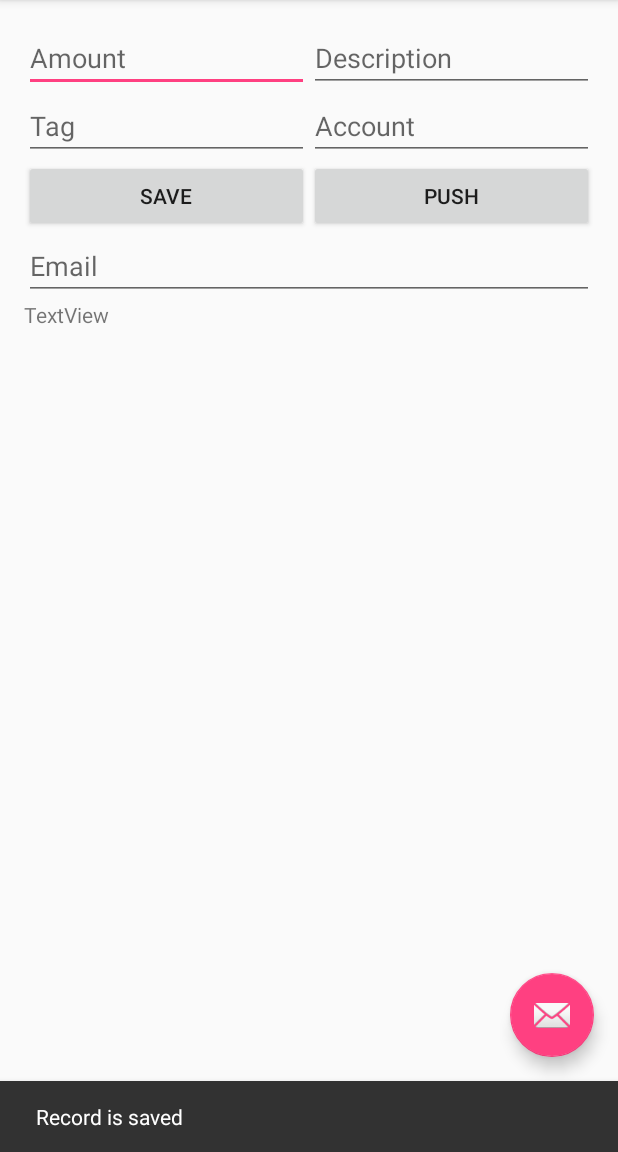
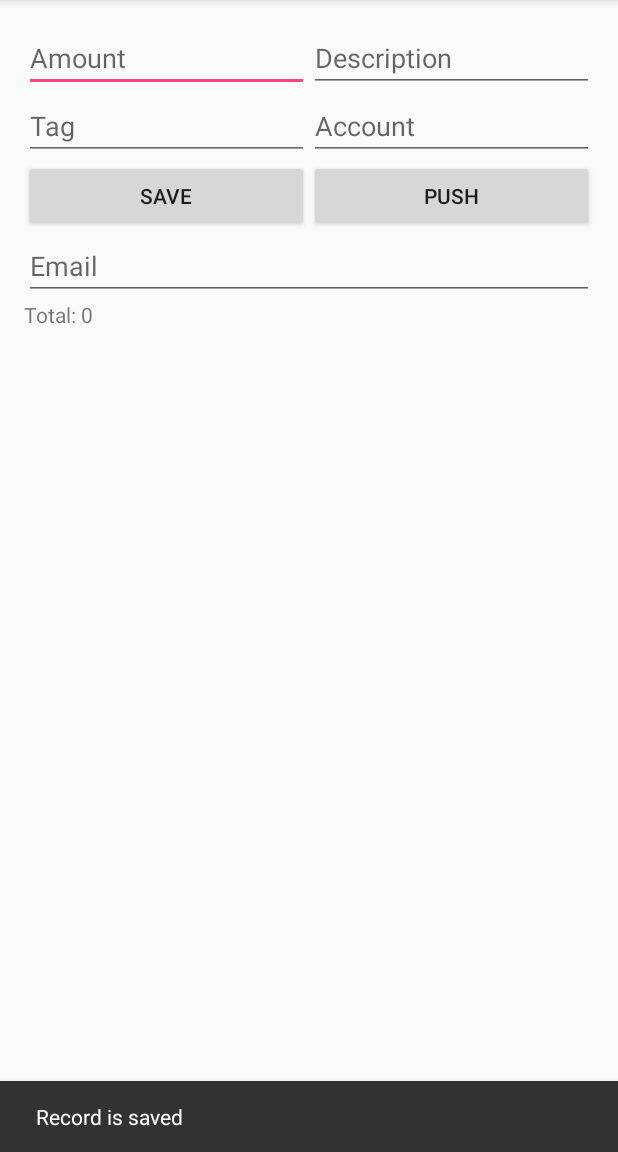
Before and after one commit to iutinvg/buxoff, an Android app: the screen it shows after launch (MainActivity), after a tap on "SAVE", on a phone screen of 412 x 824 dp, the part 84-1236 px from its top. Run offline under Robolectric (Android 15) with nearby library versions, the light colour scheme and no system bars; 6 statements that could not run were skipped.

Commit message:
using of view-helpers in android

```diff
--- a/android/app/src/main/java/com/sevencrayons/buxoff/Buxoff.java
+++ b/android/app/src/main/java/com/sevencrayons/buxoff/Buxoff.java
@@ -6,6 +6,8 @@ public class Buxoff {
     public native String push(String amount, String desc, String tag, String account);
     public native int count();
     public native String subject();
+    public native boolean enableAdd(String amount, String account);
+    public native boolean enablePush(int records_count);
 
     static {
         System.loadLibrary("buxoff");
--- a/android/app/src/main/java/com/sevencrayons/buxoff/MainActivity.java
+++ b/android/app/src/main/java/com/sevencrayons/buxoff/MainActivity.java
@@ -7,6 +7,8 @@ import android.support.design.widget.FloatingActionButton;
 import android.support.design.widget.Snackbar;
 import android.support.v7.app.AppCompatActivity;
 import android.support.v7.widget.Toolbar;
+import android.text.Editable;
+import android.text.TextWatcher;
 import android.view.Menu;
 import android.view.MenuItem;
 import android.view.View;
@@ -34,8 +36,10 @@ public class MainActivity extends AppCompatActivity {
         super.onCreate(savedInstanceState);
         initBuxoff();
         initViews();
-        initFab();
         initButtons();
+        initEditTexts();
+
+        updateUI();
     }
 
     private void initBuxoff() {
@@ -52,22 +56,31 @@ public class MainActivity extends AppCompatActivity {
         textDescription = (EditText) findViewById(R.id.textDescription);
         textTag = (EditText) findViewById(R.id.textTags);
         textAccount = (EditText) findViewById(R.id.textAccount);
+        buttonAdd = (Button) findViewById(R.id.buttonSave);
+        buttonPush = (Button) findViewById(R.id.buttonPush);
     }
 
-    private void initFab() {
-        FloatingActionButton fab = (FloatingActionButton) findViewById(R.id.fab);
-        fab.setOnClickListener(new View.OnClickListener() {
+    private void initEditTexts() {
+        List<EditText> l = Arrays.asList(textAmount, textDescription, textTag, textAccount);
+        TextWatcher tw = new TextWatcher() {
             @Override
-            public void onClick(View view) {
-                add(view);
+            public void beforeTextChanged(CharSequence charSequence, int i, int i1, int i2) {}
+
+            @Override
+            public void onTextChanged(CharSequence charSequence, int i, int i1, int i2) {
+                updateAddButton();
             }
-        });
+
+            @Override
+            public void afterTextChanged(Editable editable) {}
+        };
+
+        for (EditText e : l) {
+            e.addTextChangedListener(tw);
+        }
     }
 
     private void initButtons() {
-        buttonAdd = (Button) findViewById(R.id.buttonSave);
-        buttonPush = (Button) findViewById(R.id.buttonPush);
-
         buttonAdd.setOnClickListener(new View.OnClickListener() {
             @Override
             public void onClick(View view) {
@@ -82,13 +95,25 @@ public class MainActivity extends AppCompatActivity {
         });
     }
 
+    private void updateUI() {
+        int count = buxoff.count();
+        updateAddButton();
+        buttonPush.setEnabled(buxoff.enablePush(count));
+        labelStats.setText("Total: " + count);
+    }
+
+    private void updateAddButton() {
+        buttonAdd.setEnabled(buxoff.enableAdd(
+                textAmount.getText().toString(), textAccount.getText().toString()));
+    }
+
     private void add(View view) {
         try {
             buxoff.add(textAmount.getText().toString(), textDescription.getText().toString(),
                     textTag.getText().toString(), textAccount.getText().toString());
             updateStatus(view, "Record is saved");
             clearText();
-            updateCount();
+            updateUI();
         } catch (RuntimeException e) {
             updateStatus(view, e.getMessage());
         }
@@ -99,8 +124,8 @@ public class MainActivity extends AppCompatActivity {
             String body = buxoff.push(textAmount.getText().toString(), textDescription.getText().toString(),
                     textTag.getText().toString(), textAccount.getText().toString());
             clearText();
-            updateCount();
             sendEmail(buxoff.subject(), body);
+            updateUI();
         } catch (RuntimeException e) {
             updateStatus(view, e.getMessage());
         }
@@ -109,10 +134,6 @@ public class MainActivity extends AppCompatActivity {
     private void updateStatus(View view, String msg) {
         Snackbar.make(view, msg, Snackbar.LENGTH_LONG)
                 .setAction("Action", null).show();
-    }
-
-    private void updateCount() {
-        labelStats.setText("Total: " + buxoff.count());
     }
 
     private void clearText() {
@@ -129,12 +150,11 @@ public class MainActivity extends AppCompatActivity {
         emailIntent.setData(Uri.parse("mailto:" + "recipient@example.com"));
         emailIntent.putExtra(Intent.EXTRA_SUBJECT, subject);
         emailIntent.putExtra(Intent.EXTRA_TEXT, body);
-
-        try {
-            startActivity(Intent.createChooser(emailIntent, "Send email using..."));
-        } catch (android.content.ActivityNotFoundException ex) {
-            Toast.makeText(this, "No email clients installed.", Toast.LENGTH_SHORT).show();
-        }
+        startActivity(Intent.createChooser(emailIntent, "Send email using..."));
+//        } catch (android.content.ActivityNotFoundException ex) {
+//            throw new RuntimeException("No email clients installed.");
+////            Toast.makeText(this, "No email clients installed.", Toast.LENGTH_SHORT).show();
+//        }
     }
 
     @Override
--- a/android/app/src/main/res/layout/activity_main.xml
+++ b/android/app/src/main/res/layout/activity_main.xml
@@ -23,12 +23,4 @@
 
     <include layout="@layout/content_main" />
 
-    <android.support.design.widget.FloatingActionButton
-        android:id="@+id/fab"
-        android:layout_width="wrap_content"
-        android:layout_height="wrap_content"
-        android:layout_gravity="bottom|end"
-        android:layout_margin="@dimen/fab_margin"
-        app:srcCompat="@android:drawable/ic_dialog_email" />
-
 </android.support.design.widget.CoordinatorLayout>
```
